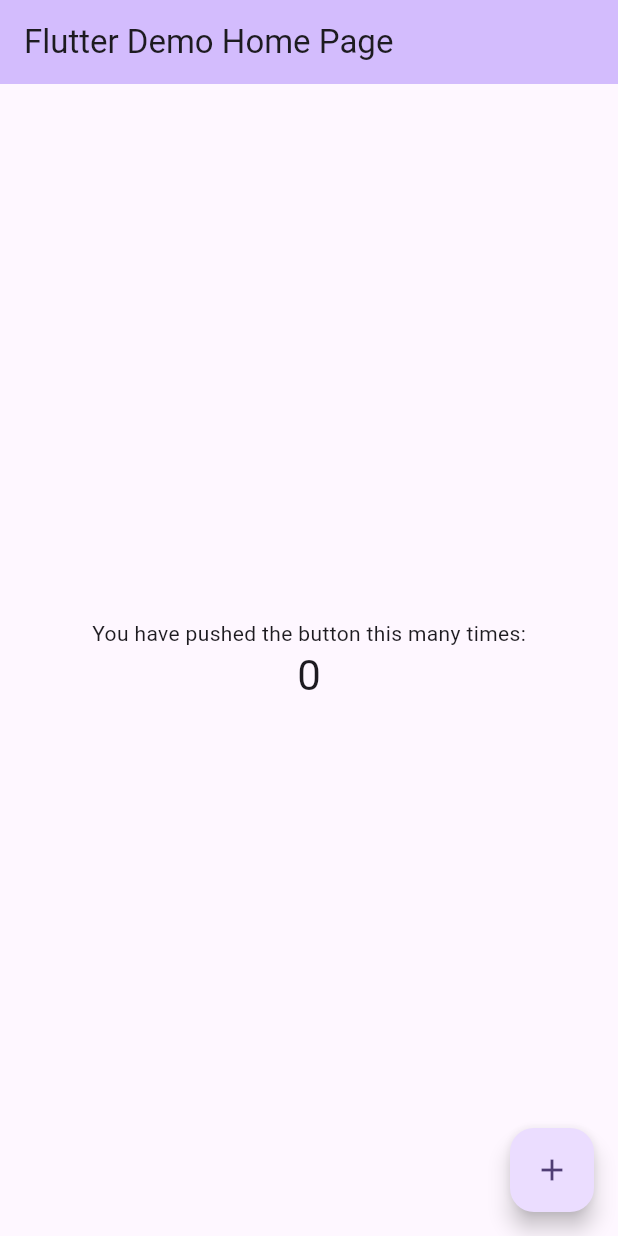
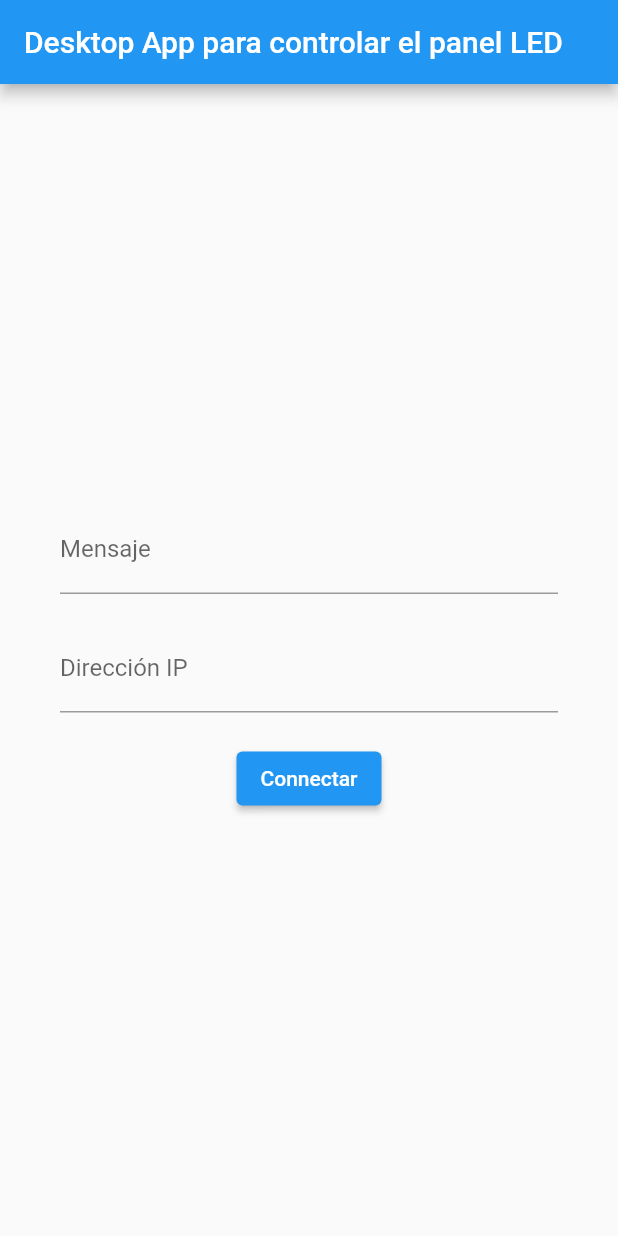
Before and after one commit to Los-Daiamons/DESKTOP, a Flutter app: the screen it shows after launch, on a phone screen of 412 x 824 dp. Run offline on Flutter 3.47's test engine with Material 2 defaults, Android fonts, the phone set to English and light mode, and no system bars.

Commit message:
flutter base

```diff
--- a/lib/main.dart
+++ b/lib/main.dart
@@ -1,125 +1,61 @@
 import 'package:flutter/material.dart';
 
 void main() {
-  runApp(const MyApp());
+  runApp(MyApp());
 }
 
 class MyApp extends StatelessWidget {
-  const MyApp({super.key});
-
-  // This widget is the root of your application.
   @override
   Widget build(BuildContext context) {
     return MaterialApp(
-      title: 'Flutter Demo',
-      theme: ThemeData(
-        // This is the theme of your application.
-        //
-        // TRY THIS: Try running your application with "flutter run". You'll see
-        // the application has a blue toolbar. Then, without quitting the app,
-        // try changing the seedColor in the colorScheme below to Colors.green
-        // and then invoke "hot reload" (save your changes or press the "hot
-        // reload" button in a Flutter-supported IDE, or press "r" if you used
-        // the command line to start the app).
-        //
-        // Notice that the counter didn't reset back to zero; the application
-        // state is not lost during the reload. To reset the state, use hot
-        // restart instead.
-        //
-        // This works for code too, not just values: Most code changes can be
-        // tested with just a hot reload.
-        colorScheme: ColorScheme.fromSeed(seedColor: Colors.deepPurple),
-        useMaterial3: true,
-      ),
-      home: const MyHomePage(title: 'Flutter Demo Home Page'),
+      debugShowCheckedModeBanner: false,
+      home: MyForm(),
     );
   }
 }
 
-class MyHomePage extends StatefulWidget {
-  const MyHomePage({super.key, required this.title});
-
-  // This widget is the home page of your application. It is stateful, meaning
-  // that it has a State object (defined below) that contains fields that affect
-  // how it looks.
-
-  // This class is the configuration for the state. It holds the values (in this
-  // case the title) provided by the parent (in this case the App widget) and
-  // used by the build method of the State. Fields in a Widget subclass are
-  // always marked "final".
-
-  final String title;
-
+class MyForm extends StatefulWidget {
   @override
-  State<MyHomePage> createState() => _MyHomePageState();
+  _MyFormState createState() => _MyFormState();
 }
 
-class _MyHomePageState extends State<MyHomePage> {
-  int _counter = 0;
-
-  void _incrementCounter() {
-    setState(() {
-      // This call to setState tells the Flutter framework that something has
-      // changed in this State, which causes it to rerun the build method below
-      // so that the display can reflect the updated values. If we changed
-      // _counter without calling setState(), then the build method would not be
-      // called again, and so nothing would appear to happen.
-      _counter++;
-    });
-  }
+class _MyFormState extends State<MyForm> {
+  final TextEditingController messageController = TextEditingController();
+  final TextEditingController ipController = TextEditingController();
 
   @override
   Widget build(BuildContext context) {
-    // This method is rerun every time setState is called, for instance as done
-    // by the _incrementCounter method above.
-    //
-    // The Flutter framework has been optimized to make rerunning build methods
-    // fast, so that you can just rebuild anything that needs updating rather
-    // than having to individually change instances of widgets.
     return Scaffold(
       appBar: AppBar(
-        // TRY THIS: Try changing the color here to a specific color (to
-        // Colors.amber, perhaps?) and trigger a hot reload to see the AppBar
-        // change color while the other colors stay the same.
-        backgroundColor: Theme.of(context).colorScheme.inversePrimary,
-        // Here we take the value from the MyHomePage object that was created by
-        // the App.build method, and use it to set our appbar title.
-        title: Text(widget.title),
+        title: Text('Desktop App para controlar el panel LED'),
       ),
-      body: Center(
-        // Center is a layout widget. It takes a single child and positions it
-        // in the middle of the parent.
+      body: Padding(
+        padding: EdgeInsets.all(40.0),
         child: Column(
-          // Column is also a layout widget. It takes a list of children and
-          // arranges them vertically. By default, it sizes itself to fit its
-          // children horizontally, and tries to be as tall as its parent.
-          //
-          // Column has various properties to control how it sizes itself and
-          // how it positions its children. Here we use mainAxisAlignment to
-          // center the children vertically; the main axis here is the vertical
-          // axis because Columns are vertical (the cross axis would be
-          // horizontal).
-          //
-          // TRY THIS: Invoke "debug painting" (choose the "Toggle Debug Paint"
-          // action in the IDE, or press "p" in the console), to see the
-          // wireframe for each widget.
           mainAxisAlignment: MainAxisAlignment.center,
-          children: <Widget>[
-            const Text(
-              'You have pushed the button this many times:',
+          children: [
+            TextField(
+              controller: messageController,
+              decoration: InputDecoration(labelText: 'Mensaje'),
             ),
-            Text(
-              '$_counter',
-              style: Theme.of(context).textTheme.headlineMedium,
+            SizedBox(height: 20),
+            TextField(
+              controller: ipController,
+              decoration: InputDecoration(labelText: 'Dirección IP'),
+            ),
+            SizedBox(height: 20),
+            ElevatedButton(
+              onPressed: () {
+                // Aquí puedes manejar la lógica para enviar el mensaje a la IP proporcionada.
+                String message = messageController.text;
+                String ipAddress = ipController.text;
+                // ¡Haz lo que necesites con el mensaje y la IP!
+              },
+              child: Text('Connectar'),
             ),
           ],
         ),
       ),
-      floatingActionButton: FloatingActionButton(
-        onPressed: _incrementCounter,
-        tooltip: 'Increment',
-        child: const Icon(Icons.add),
-      ), // This trailing comma makes auto-formatting nicer for build methods.
     );
   }
 }
```
